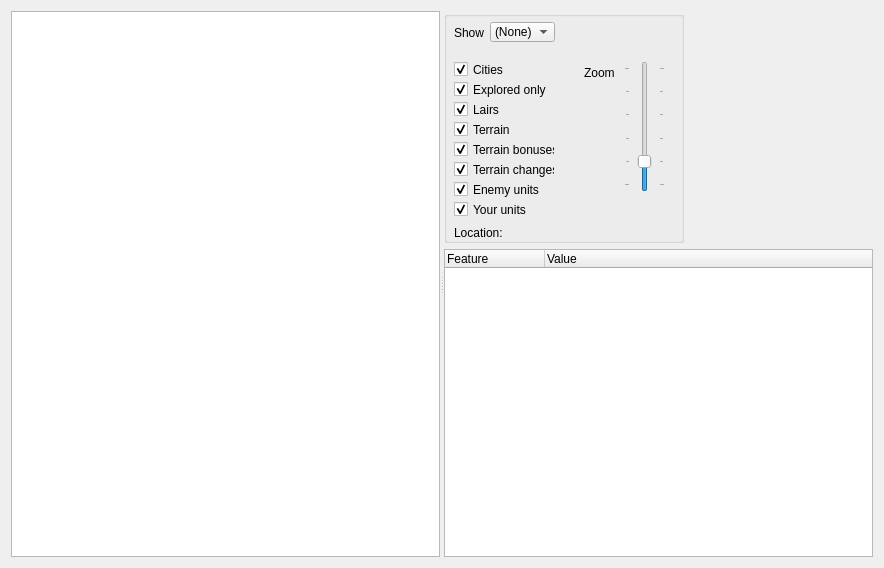
Qt form QMoMDialogs/dialogmap.ui (jbalcomb/MoM-RTGT) before a commit.
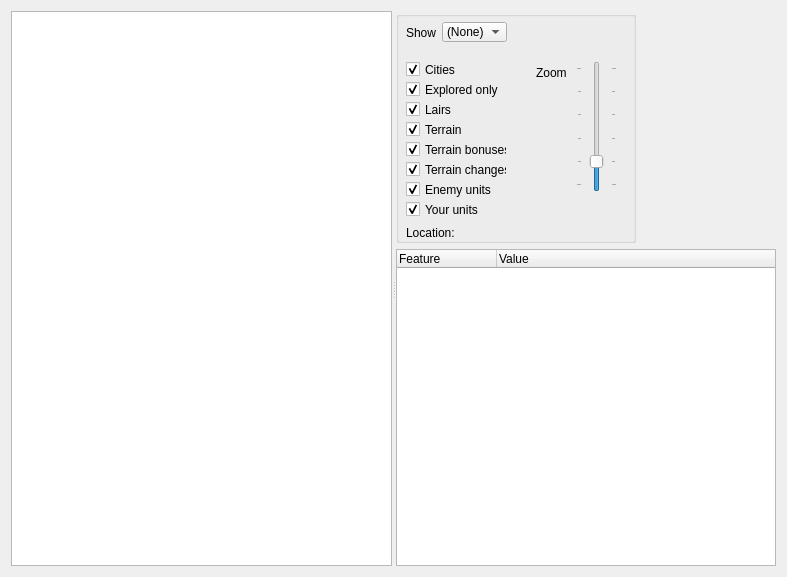
The same form after that commit. Custom widgets are drawn as their Qt base class.

Diff of the .ui file:
```diff
--- a/QMoMDialogs/dialogmap.ui
+++ b/QMoMDialogs/dialogmap.ui
@@ -6,8 +6,8 @@
    <rect>
     <x>0</x>
     <y>0</y>
-    <width>884</width>
-    <height>568</height>
+    <width>787</width>
+    <height>577</height>
    </rect>
   </property>
   <property name="windowTitle">
```
